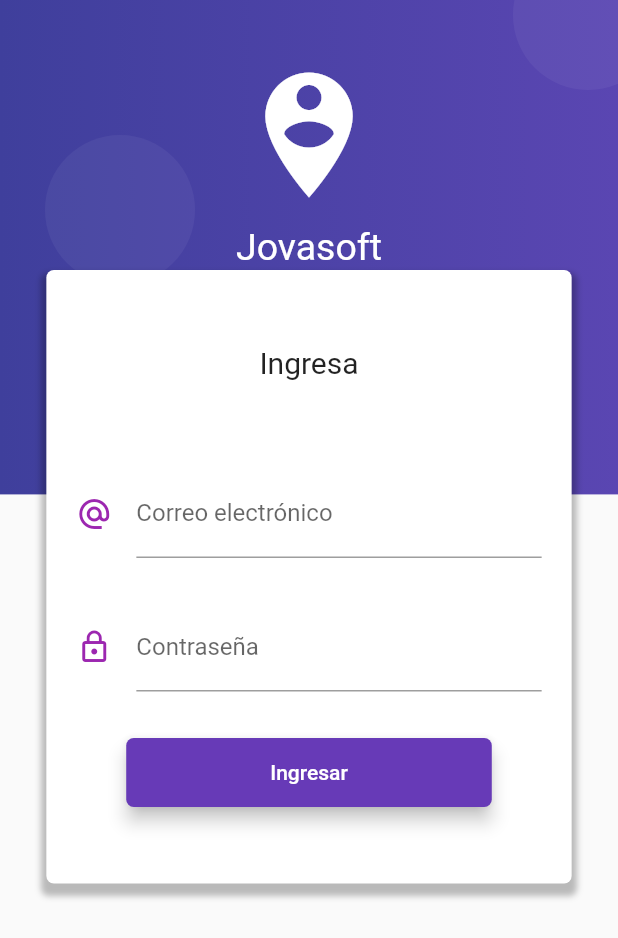
After one commit to JovannyRch/recursosFlutter, a Flutter app: the LoginCrudPage screen opened by its route, on a phone screen of 412 x 824 dp. The commit adds this screen. Shown: the top 938 px of the screen. Run offline on Flutter 3.47's test engine with Material 2 defaults, Android fonts, the phone set to English and light mode, and no system bars; our stand-ins replace flutter_map, flutter_swiper, geolocator, latlong, shared_preferences, sqflite; missing offline and left inert: barcode_scan; accounts and stored records are empty.

Commit message:
Login de componentes

```diff
--- a/data/menu_opts.json
+++ b/data/menu_opts.json
@@ -60,6 +60,11 @@
             "ruta": "pu/home",
             "icon": "user",
             "texto": "Preferencias de usuario"
+        },
+        {
+            "ruta": "crud/login",
+            "icon": "crud",
+            "texto": "CRUD App"
         }
     ]
 }
--- /dev/null
+++ b/lib/pages/crud/crud_home_page.dart
@@ -0,0 +1,17 @@
+import 'package:flutter/material.dart';
+
+class HomeCrudPage extends StatelessWidget {
+  const HomeCrudPage({Key key}) : super(key: key);
+
+  @override
+  Widget build(BuildContext context) {
+    return Scaffold(
+      appBar: AppBar(
+        title: Text("Home Page"),
+      ),
+      body: Center(
+        child: Text("hola"),
+      ),
+    );
+  }
+}
--- /dev/null
+++ b/lib/pages/crud/crud_login_page.dart
@@ -0,0 +1,170 @@
+import 'package:flutter/material.dart';
+
+class LoginCrudPage extends StatelessWidget {
+  const LoginCrudPage({Key key}) : super(key: key);
+
+  @override
+  Widget build(BuildContext context) {
+    return Scaffold(
+      body: Stack(
+        children: <Widget>[
+          _crearFondo(context),
+          _loginForm(context),
+        ],
+      ),
+    );
+  }
+
+  Widget _loginForm(BuildContext context) {
+    final size = MediaQuery.of(context).size;
+    return SingleChildScrollView(
+      child: Column(
+        mainAxisAlignment: MainAxisAlignment.center,
+        children: <Widget>[
+          SafeArea(
+            child: Container(
+              height: 180.0,
+            ),
+          ),
+          Container(
+            width: size.width * 0.85,
+            padding: EdgeInsets.symmetric(
+              vertical: 50.0,
+            ),
+            margin: EdgeInsets.symmetric(
+              horizontal: 30.0,
+            ),
+            decoration: BoxDecoration(
+                color: Colors.white,
+                borderRadius: BorderRadius.circular(5.0),
+                boxShadow: [
+                  BoxShadow(
+                    color: Colors.black26,
+                    blurRadius: 3.0,
+                    offset: Offset(0.0, 5.0),
+                    spreadRadius: 3.0,
+                  )
+                ]),
+            child: Column(
+              children: <Widget>[
+                Text(
+                  "Ingresa",
+                  style: TextStyle(fontSize: 20.0),
+                  textAlign: TextAlign.center,
+                ),
+                SizedBox(height: 60.0),
+                _crearEmail(),
+                SizedBox(height: 30.0),
+                _crearPassword(),
+                SizedBox(height: 30.0),
+                _crearBoton(),
+              ],
+            ),
+          )
+        ],
+      ),
+    );
+  }
+
+  Widget _crearBoton() {
+    return RaisedButton(
+      onPressed: () {},
+      child: Container(
+        child: Text("Ingresar"),
+        padding: EdgeInsets.symmetric(horizontal: 80.0, vertical: 15.0),
+      ),
+      shape: RoundedRectangleBorder(
+        borderRadius: BorderRadius.circular(5.0),
+      ),
+      elevation: 5.0,
+      color: Colors.deepPurple,
+      textColor: Colors.white,
+    );
+  }
+
+  Widget _crearEmail() {
+    return Container(
+      padding: EdgeInsets.symmetric(horizontal: 20.0),
+      child: TextField(
+        keyboardType: TextInputType.emailAddress,
+        decoration: InputDecoration(
+            icon: Icon(
+              Icons.alternate_email,
+              color: Colors.purple,
+            ),
+            hintText: 'ejemplo@correo.com',
+            labelText: 'Correo electrónico'),
+      ),
+    );
+  }
+
+  Widget _crearPassword() {
+    return Container(
+      padding: EdgeInsets.symmetric(horizontal: 20.0),
+      child: TextField(
+        keyboardType: TextInputType.emailAddress,
+        obscureText: true,
+        decoration: InputDecoration(
+            icon: Icon(
+              Icons.lock_outline,
+              color: Colors.purple,
+            ),
+            labelText: 'Contraseña'),
+      ),
+    );
+  }
+
+  Widget _crearFondo(BuildContext context) {
+    final size = MediaQuery.of(context).size;
+    final fondoMorado = Container(
+      height: size.height * 0.4,
+      width: double.infinity,
+      decoration: BoxDecoration(
+          gradient: LinearGradient(colors: [
+        Color.fromRGBO(63, 63, 156, 1.0),
+        Color.fromRGBO(90, 70, 178, 1.0),
+      ])),
+    );
+    final circulo = Container(
+      width: 100.0,
+      height: 100.0,
+      decoration: BoxDecoration(
+        borderRadius: BorderRadius.circular(100.0),
+        color: Color.fromRGBO(255, 255, 255, 0.05),
+      ),
+    );
+
+    final iconoText = Container(
+      padding: EdgeInsets.only(top: 40.0),
+      child: Column(
+        children: <Widget>[
+          Icon(
+            Icons.person_pin_circle,
+            size: 100,
+            color: Colors.white,
+          ),
+          SizedBox(
+            height: 10.0,
+            width: double.infinity,
+          ),
+          Text(
+            "Jovasoft",
+            style: TextStyle(color: Colors.white, fontSize: 25.0),
+          )
+        ],
+      ),
+    );
+
+    return Stack(
+      children: <Widget>[
+        fondoMorado,
+        Positioned(child: circulo, top: 90.0, left: 30.0),
+        Positioned(child: circulo, top: -40.0, right: -30.0),
+        Positioned(child: circulo, bottom: -50.0, right: -10.0),
+        Positioned(child: circulo, bottom: 120.0, right: 20.0),
+        Positioned(child: circulo, bottom: -50.0, left: -20.0),
+        iconoText,
+      ],
+    );
+  }
+}
--- a/lib/pages/home.dart
+++ b/lib/pages/home.dart
@@ -42,7 +42,8 @@ List<Widget> _listItems(List<dynamic> data, BuildContext context) {
     'design': Icons.color_lens,
     'scroll': Icons.repeat,
     'qr': Icons.search,
-    'user': Icons.perm_contact_calendar
+    'user': Icons.perm_contact_calendar,
+    'crud': Icons.assignment,
   };
   return data
       .map((item) => ListTile(
--- a/lib/routes/routes.dart
+++ b/lib/routes/routes.dart
@@ -1,3 +1,5 @@
+import 'package:componentes/pages/crud/crud_home_page.dart';
+import 'package:componentes/pages/crud/crud_login_page.dart';
 import 'package:componentes/pages/design/design_home.dart';
 import 'package:componentes/pages/movie/detalles_movie.dart';
 import 'package:componentes/pages/movie/home_movie.dart';
@@ -34,4 +36,6 @@ final rutas = <String, WidgetBuilder>{
   'qr/mapa': (BuildContext context) => QRMap(),
   'pu/home': (BuildContext context) => PUHome(),
   'pu/settings': (BuildContext context) => PUSettings(),
+  'crud/login': (BuildContext context) => LoginCrudPage(),
+  'crud/home': (BuildContext context) => HomeCrudPage(),
 };
```
